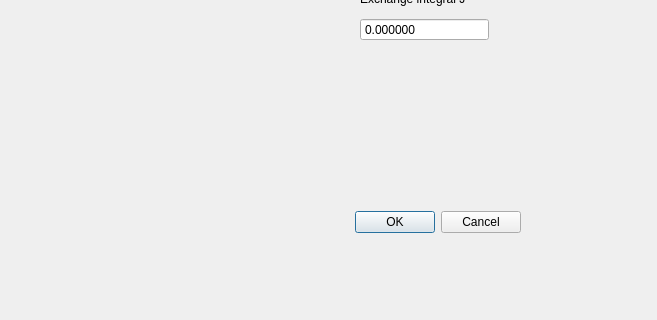
The window that FaustSpin/UrFaustGUI_TEST_1/manual_exchange_integral_dialog.ui (MadComputationalPhys2003/Progect_Gonchar) describes before a commit, drawn with Qt 5; both pictures show x 0 to 657 and y 214 to 534 of the 657 by 534 pixel window.
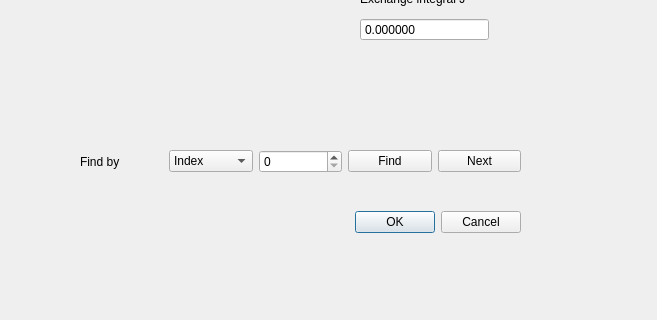
The same window after the commit. The open tabs and pages were chosen to show the change.

```diff
--- a/FaustSpin/UrFaustGUI_TEST_1/manual_exchange_integral_dialog.ui
+++ b/FaustSpin/UrFaustGUI_TEST_1/manual_exchange_integral_dialog.ui
@@ -130,6 +130,61 @@
     </widget>
    </widget>
   </widget>
+  <widget class="QWidget" name="">
+   <property name="geometry">
+    <rect>
+     <x>80</x>
+     <y>360</y>
+     <width>441</width>
+     <height>31</height>
+    </rect>
+   </property>
+   <layout class="QHBoxLayout" name="horizontalLayout">
+    <item>
+     <widget class="QLabel" name="matrixSearchLabel">
+      <property name="text">
+       <string>Find by</string>
+      </property>
+     </widget>
+    </item>
+    <item>
+     <widget class="QComboBox" name="matrixSearchFieldComboBox">
+      <item>
+       <property name="text">
+        <string>Index</string>
+       </property>
+      </item>
+      <item>
+       <property name="text">
+        <string>Ion</string>
+       </property>
+      </item>
+      <item>
+       <property name="text">
+        <string>Slot</string>
+       </property>
+      </item>
+     </widget>
+    </item>
+    <item>
+     <widget class="QSpinBox" name="matrixSearchValueSpinBox"/>
+    </item>
+    <item>
+     <widget class="QPushButton" name="findMatrixButton">
+      <property name="text">
+       <string>Find</string>
+      </property>
+     </widget>
+    </item>
+    <item>
+     <widget class="QPushButton" name="findNextMatrixButton">
+      <property name="text">
+       <string>Next</string>
+      </property>
+     </widget>
+    </item>
+   </layout>
+  </widget>
  </widget>
  <resources/>
  <connections>
```
Left out of the diff: 2 changed lines with no effect on the pictures.
